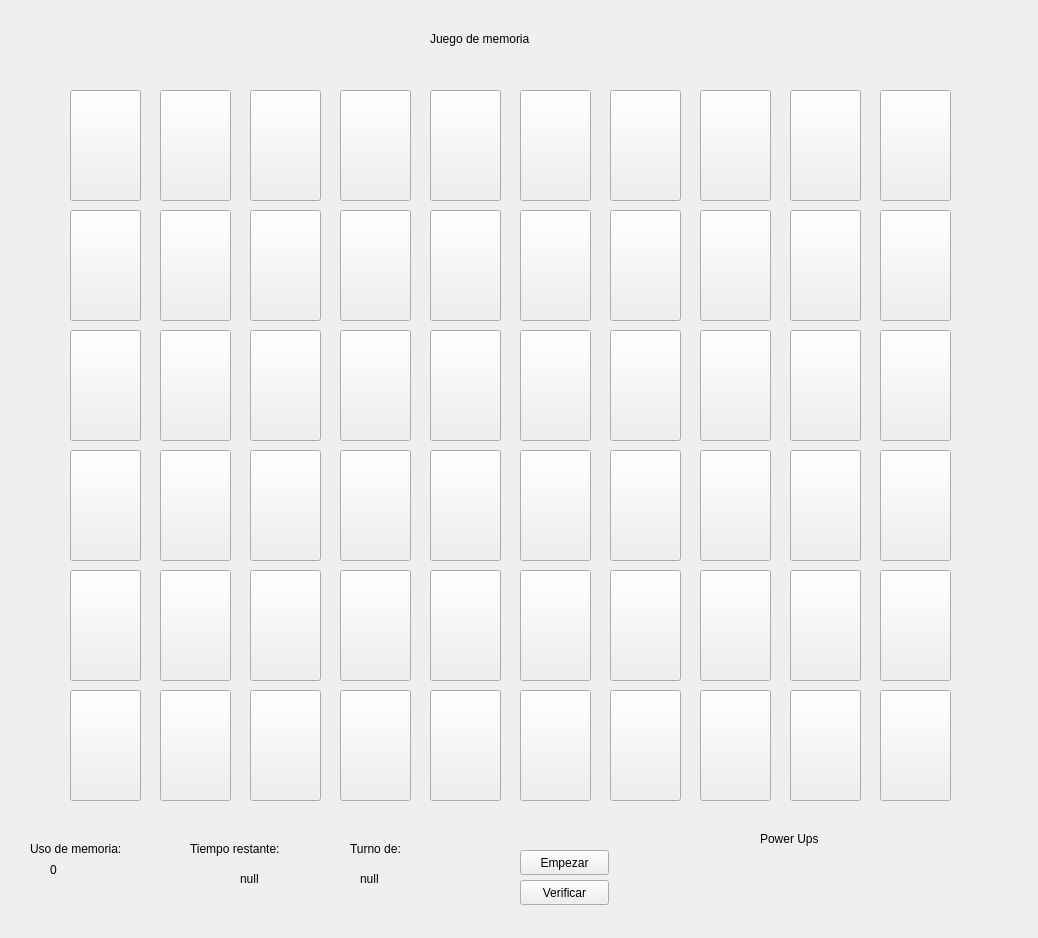
dylangf16/Proyecto-01-CE-2103, file Interfaz/Cliente_Memoria/mainwindow.ui: the form before one commit.
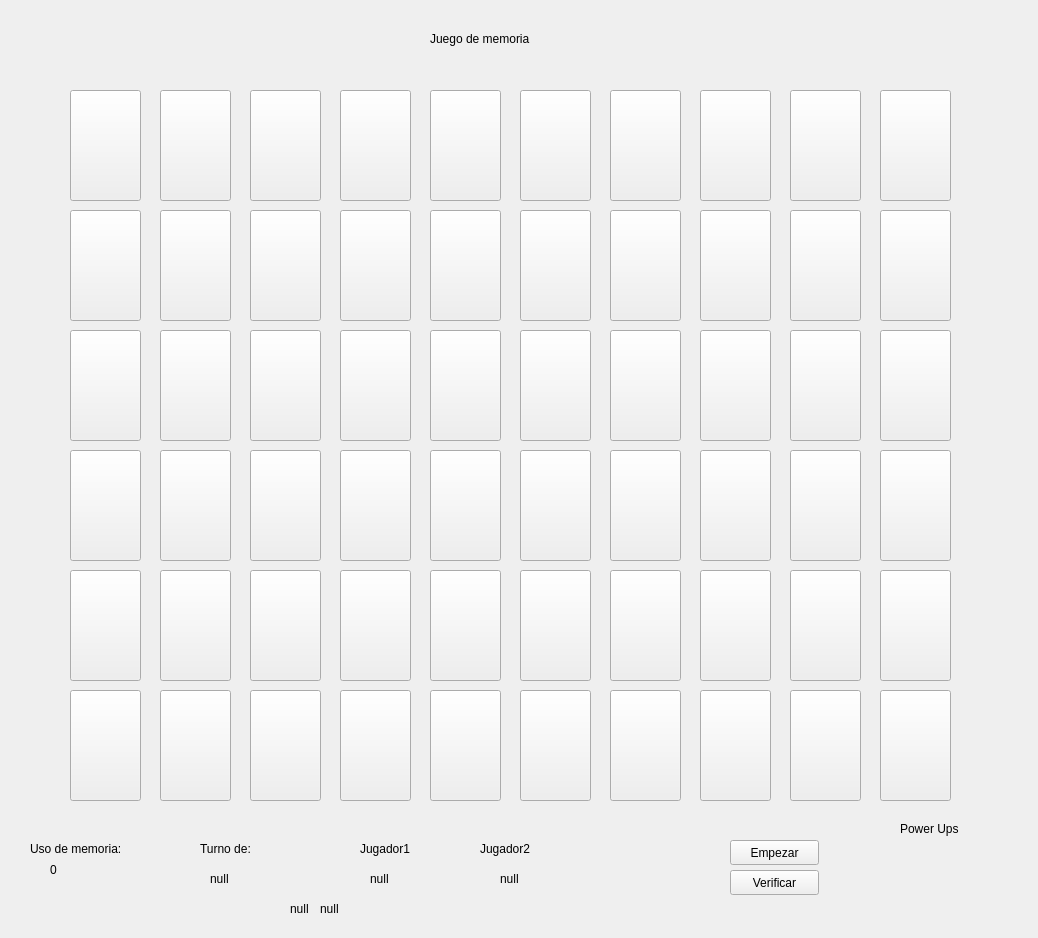
The form after the commit. Icons and pictures are not drawn.

Commit message:
Implementación jugabilidad con 4 cartas
También se implementó desactivación de carta si es igual
O volteo si es diferente

The edit to the form file:
```diff
--- a/Interfaz/Cliente_Memoria/mainwindow.ui
+++ b/Interfaz/Cliente_Memoria/mainwindow.ui
@@ -40,19 +40,6 @@
      <string>Uso de memoria:</string>
     </property>
    </widget>
-   <widget class="QLabel" name="label_3">
-    <property name="geometry">
-     <rect>
-      <x>190</x>
-      <y>840</y>
-      <width>131</width>
-      <height>17</height>
-     </rect>
-    </property>
-    <property name="text">
-     <string>Tiempo restante:</string>
-    </property>
-   </widget>
    <widget class="QLabel" name="mem_usage">
     <property name="geometry">
      <rect>
@@ -66,24 +53,11 @@
      <string>0</string>
     </property>
    </widget>
-   <widget class="QLabel" name="label_5">
-    <property name="geometry">
-     <rect>
-      <x>240</x>
-      <y>870</y>
-      <width>41</width>
-      <height>17</height>
-     </rect>
-    </property>
-    <property name="text">
-     <string>null</string>
-    </property>
-   </widget>
    <widget class="QLabel" name="label_6">
     <property name="geometry">
      <rect>
-      <x>760</x>
-      <y>830</y>
+      <x>900</x>
+      <y>820</y>
       <width>81</width>
       <height>17</height>
      </rect>
@@ -95,9 +69,9 @@
    <widget class="QLabel" name="label_4">
     <property name="geometry">
      <rect>
-      <x>350</x>
+      <x>200</x>
       <y>840</y>
-      <width>131</width>
+      <width>61</width>
       <height>17</height>
      </rect>
     </property>
@@ -108,7 +82,7 @@
    <widget class="QLabel" name="turno">
     <property name="geometry">
      <rect>
-      <x>360</x>
+      <x>210</x>
       <y>870</y>
       <width>41</width>
       <height>17</height>
@@ -1271,8 +1245,8 @@
    <widget class="QPushButton" name="btn_start">
     <property name="geometry">
      <rect>
-      <x>520</x>
-      <y>850</y>
+      <x>730</x>
+      <y>840</y>
       <width>89</width>
       <height>25</height>
      </rect>
@@ -1284,8 +1258,8 @@
    <widget class="QPushButton" name="btn_verif">
     <property name="geometry">
      <rect>
-      <x>520</x>
-      <y>880</y>
+      <x>730</x>
+      <y>870</y>
       <width>89</width>
       <height>25</height>
      </rect>
@@ -1524,6 +1498,84 @@
      </size>
     </property>
    </widget>
+   <widget class="QLabel" name="name_jugador1">
+    <property name="geometry">
+     <rect>
+      <x>360</x>
+      <y>840</y>
+      <width>81</width>
+      <height>17</height>
+     </rect>
+    </property>
+    <property name="text">
+     <string>Jugador1</string>
+    </property>
+   </widget>
+   <widget class="QLabel" name="name_jugador2">
+    <property name="geometry">
+     <rect>
+      <x>480</x>
+      <y>840</y>
+      <width>71</width>
+      <height>17</height>
+     </rect>
+    </property>
+    <property name="text">
+     <string>Jugador2</string>
+    </property>
+   </widget>
+   <widget class="QLabel" name="pts_jugador1">
+    <property name="geometry">
+     <rect>
+      <x>370</x>
+      <y>870</y>
+      <width>41</width>
+      <height>17</height>
+     </rect>
+    </property>
+    <property name="text">
+     <string>null</string>
+    </property>
+   </widget>
+   <widget class="QLabel" name="pts_jugador2">
+    <property name="geometry">
+     <rect>
+      <x>500</x>
+      <y>870</y>
+      <width>41</width>
+      <height>17</height>
+     </rect>
+    </property>
+    <property name="text">
+     <string>null</string>
+    </property>
+   </widget>
+   <widget class="QLabel" name="carta_jugada2">
+    <property name="geometry">
+     <rect>
+      <x>320</x>
+      <y>900</y>
+      <width>41</width>
+      <height>17</height>
+     </rect>
+    </property>
+    <property name="text">
+     <string>null</string>
+    </property>
+   </widget>
+   <widget class="QLabel" name="carta_jugada1">
+    <property name="geometry">
+     <rect>
+      <x>290</x>
+      <y>900</y>
+      <width>41</width>
+      <height>17</height>
+     </rect>
+    </property>
+    <property name="text">
+     <string>null</string>
+    </property>
+   </widget>
   </widget>
  </widget>
  <resources>
```
The commit also changes 4 other files.
